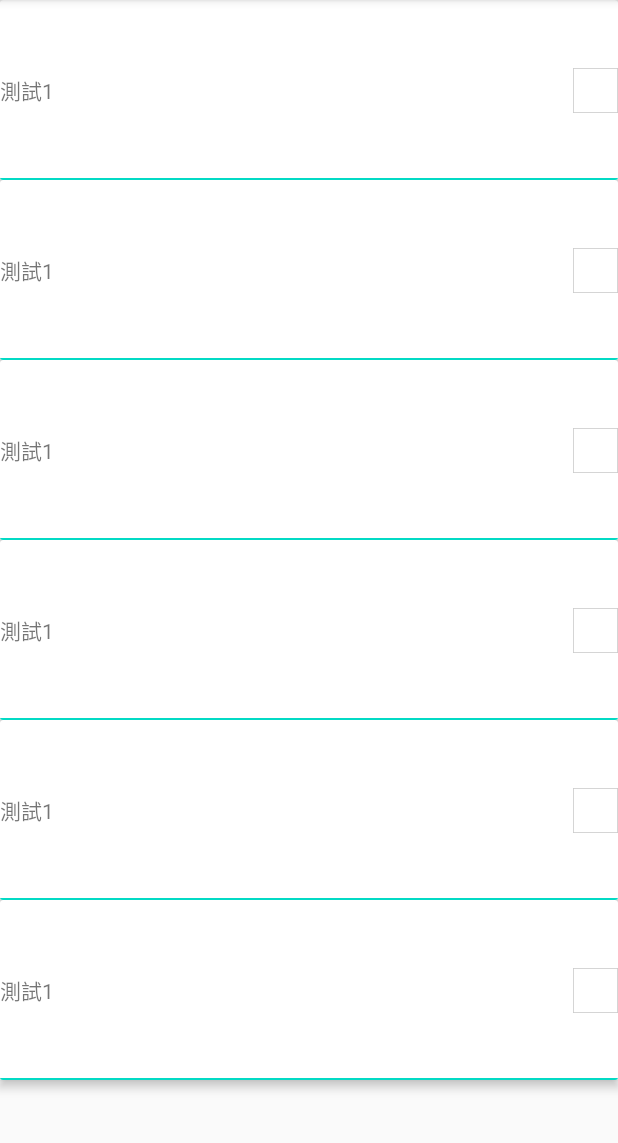
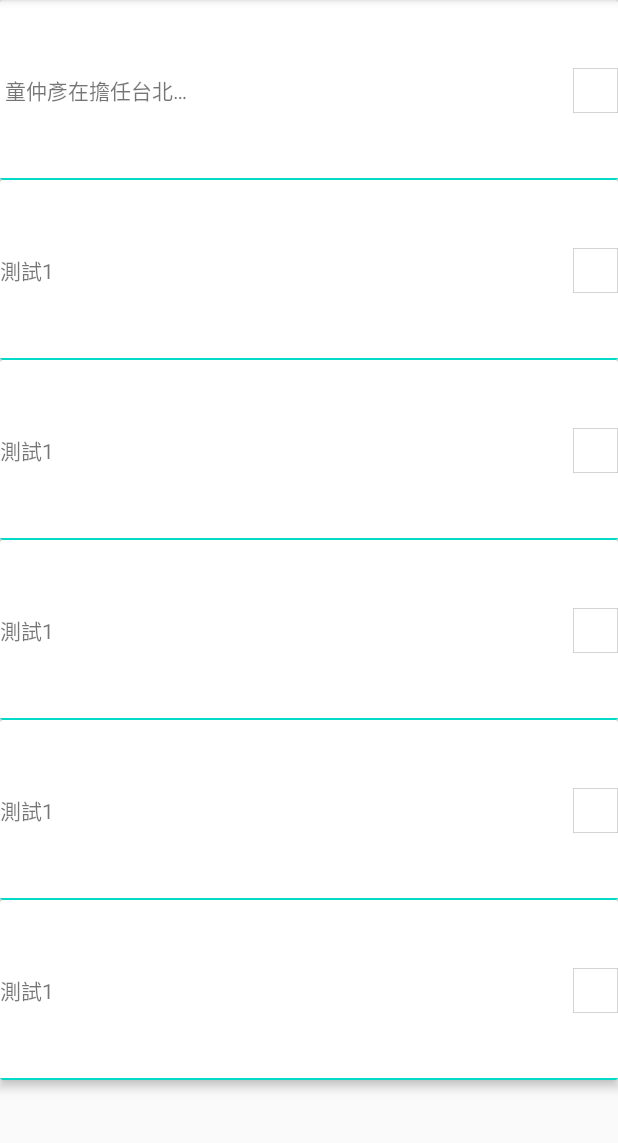
Before and after one commit to gorillaz18010589/P_RecyclerView_CheckBox_Save_Json, an Android app: the screen it shows after launch (MainActivity), on a phone screen of 412 x 824 dp, the part 84-1227 px from its top. Run offline under Robolectric (Android 15) with nearby library versions, the phone set to English and light mode, and no system bars; plain views replace SCardView; 1 statement that could not run was skipped.

Commit message:
v4 TextView字太多時,超過多少字...顯示功能

```diff
--- a/app/src/main/java/com/example/p_recyclerview_checkbox_save_json/MainActivity.java
+++ b/app/src/main/java/com/example/p_recyclerview_checkbox_save_json/MainActivity.java
@@ -1,5 +1,10 @@
 package com.example.p_recyclerview_checkbox_save_json;
-
+/*新增當自太多時,超過多少字...
+*           android:singleLine="true" //單行顯示
+            android:maxEms="8" //最多8個字元
+            android:ellipsize="end" //點點的位置從哪邊開始
+*
+* */
 import androidx.appcompat.app.AppCompatActivity;
 import androidx.recyclerview.widget.LinearLayoutManager;
 import androidx.recyclerview.widget.RecyclerView;
@@ -17,12 +22,15 @@ public class MainActivity extends AppCompatActivity {
     private RecyclerView recyclerView;
     private List<Card> cards = new ArrayList<>();
     private List<BankCard> bankCards = new ArrayList<>();
+    private String msg ="童仲彥在擔任台北市議會第11屆議員期間，假裝聘用蔡博安為公費助理，蔡提供銀行帳戶存摺、提款卡及身分證影本供童使用，童指示不知情的康姓助理製作並提出2011年10月31日、12月20日聘用蔡博安為公費助理的聘書和台北市議會議員自聘公費助理遴聘（異動）表，將蔡掛名在他的自聘公費助理名單中。\n" +
+            "\n" +
+            "台北市議會的職員被蒙在鼓裡，也無實質審查權限，將童仲彥「聘用」蔡博安一事記在2011年11月起至2012年2月自聘公費助理酬金清冊、自聘公費助理春節慰勞金清冊，並匯款12萬3842元到蔡的戶頭。這些錢在入帳後，童再指示康領出，當作私聘陳姓女助理每月1萬8千元的薪資支出，4個月下來共詐領了5萬1842元（12萬3842元-1萬8000元×4＝5萬1842元）。";
     @Override
     protected void onCreate(Bundle savedInstanceState) {
         super.onCreate(savedInstanceState);
         setContentView(R.layout.activity_main);
 
-        bankCards.add(new BankCard("測試0",0));
+        bankCards.add(new BankCard(msg,0));
         bankCards.add(new BankCard("測試1",1));
         bankCards.add(new BankCard("測試2",2));
         bankCards.add(new BankCard("測試3",3));
@@ -38,7 +46,7 @@ public class MainActivity extends AppCompatActivity {
     }
 
     private void setRecyclerView() {
-        cards.add(new Card("測試1",true));
+        cards.add(new Card(msg,true));
         cards.add(new Card("測試1",true));
         cards.add(new Card("測試1",true));
         cards.add(new Card("測試1",true));
--- a/app/src/main/res/layout/item_card.xml
+++ b/app/src/main/res/layout/item_card.xml
@@ -20,6 +20,9 @@
             app:layout_constraintTop_toTopOf="parent"
             app:layout_constraintBottom_toBottomOf="parent"
             android:gravity="center"
+            android:singleLine="true"
+            android:maxEms="8"
+            android:ellipsize="end"
             android:text="标题" />
 
         <CheckBox
```
